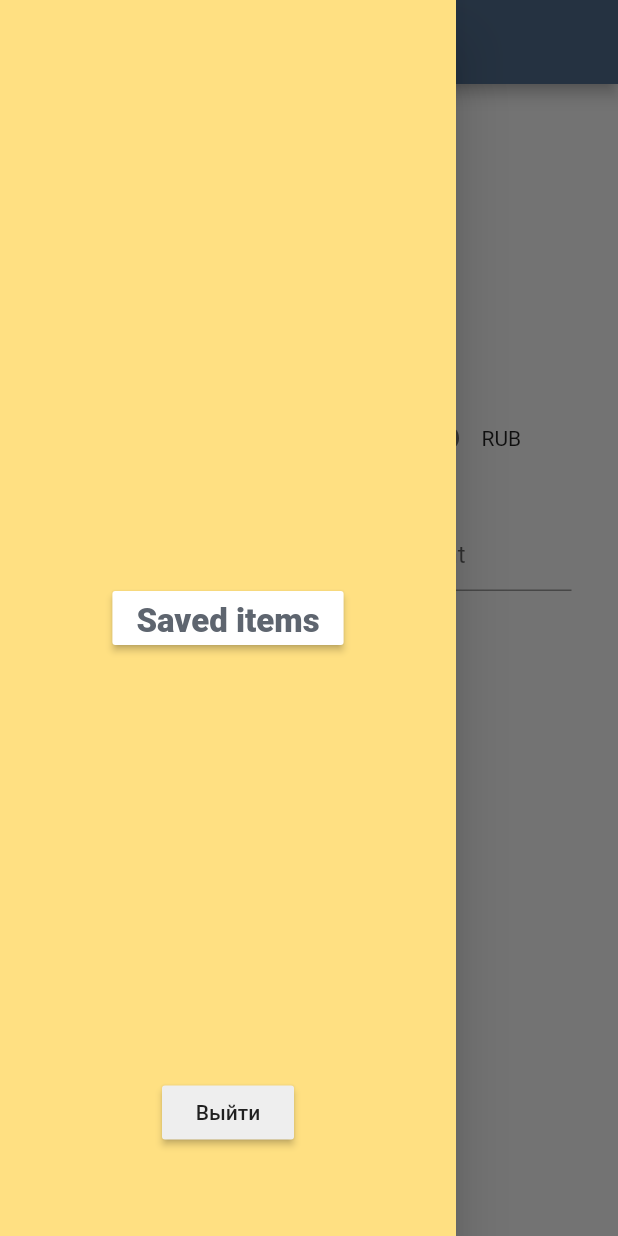
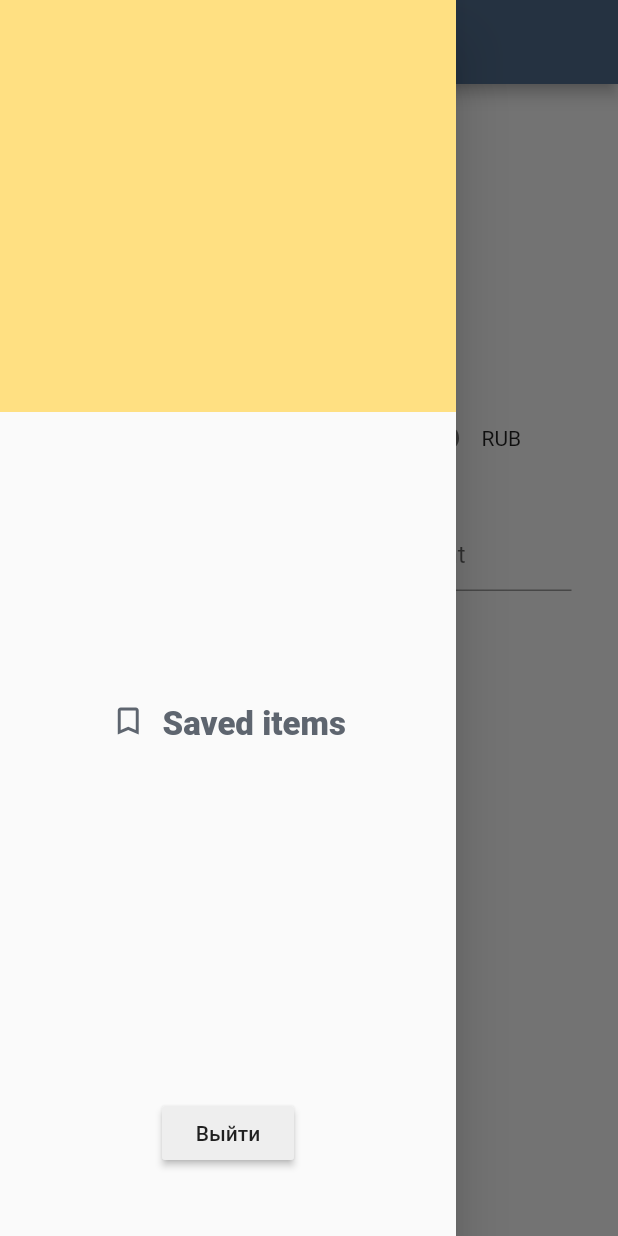
Before and after one commit to irinalim/PriceCalc, a Flutter app: the Home screen opened by its route, with the side drawer open, on a phone screen of 412 x 824 dp. Run offline on Flutter 3.47's test engine with Material 2 defaults, Android fonts, the phone set to English and light mode, and no system bars; our stand-ins replace firebase_auth, firebase_database, google_sign_in, modal_progress_hud; missing offline and left inert: dart:ffi; accounts and stored records are empty.

Commit message:
Style home drawer

```diff
--- a/lib/Components/Home-Drawer.dart
+++ b/lib/Components/Home-Drawer.dart
@@ -12,28 +12,51 @@ Widget homeDrawer(User user, context) {
   return Drawer(
     child: SafeArea(
       child: Container(
-        color: Styles.primaryYellow,
         child: Column(
           children: <Widget>[
             Expanded(
-              flex: 1,
+              flex: 2,
+              child: Container(
+                color: Styles.primaryYellow,
                 child: Center(
-                child: Text(user.userEmail, style: Styles.header2TextStyle,),
+                  child: Text(
+                    user.userEmail,
+                    style: Styles.header3TextStyle,
+                  ),
+                ),
               ),
             ),
             Expanded(
               flex: 3,
               child: Center(
-                    child: RaisedButton(
-                      color: Colors.white,
+                child: Container(
+                  height: 70,
+                  child: FlatButton(
+//                      color: Colors.white,
                     onPressed: () {
                       Navigator.push(
                         context,
-                      MaterialPageRoute(builder: (context) => SavedItems(user: user)),
+                        MaterialPageRoute(
+                            builder: (context) => SavedItems(user: user)),
                       );
                     },
-                  child: Text("Saved items", style: Styles.header2TextStyle,),
-                ))),
+                    child: Row(
+                      mainAxisAlignment: MainAxisAlignment.center,
+                      children: <Widget>[
+                        Icon(
+                          Icons.bookmark_border,
+                          color: Styles.blueGrey,
+                        ),
+                        Text(
+                          "  Saved items",
+                          style: Styles.header2TextStyle,
+                        ),
+                      ],
+                    ),
+                  ),
+                ),
+              ),
+            ),
             Expanded(
               flex: 1,
               child: Container(
--- a/lib/utils/styles.dart
+++ b/lib/utils/styles.dart
@@ -19,4 +19,11 @@ class Styles {
     fontWeight: FontWeight.w800,
     color: blueGrey,
   );
+
+  static final header3TextStyle = TextStyle(
+    height: 1.5,
+    fontSize: 18,
+    fontWeight: FontWeight.w800,
+    color: blueGrey,
+  );
 }
```
Lines whose indentation alone changed are shown as unchanged.
